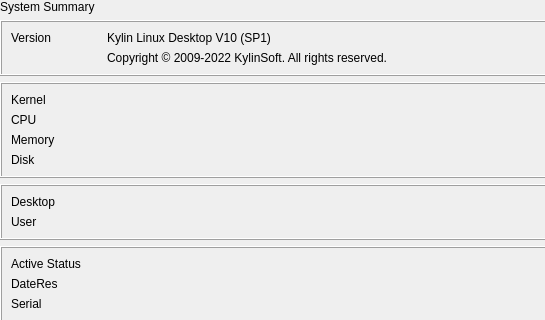
ukui/ukui-control-center, file plugins/messages-task/about/about.ui: the form before one commit; both pictures show x 0 to 545 and y 0 to 320 of the 800 by 710 pixel window.
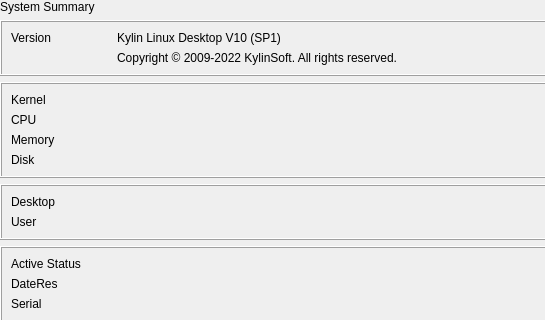
The form after the commit. Custom widgets are drawn as their Qt base class.

Commit message:
fix(NR): NR
Description: NR

Log: 去掉银河麒麟字样

The edit to the form file:
```diff
--- a/plugins/messages-task/about/about.ui
+++ b/plugins/messages-task/about/about.ui
@@ -124,13 +124,13 @@
                  </property>
                  <property name="minimumSize">
                   <size>
-                   <width>90</width>
+                   <width>100</width>
                    <height>0</height>
                   </size>
                  </property>
                  <property name="maximumSize">
                   <size>
-                   <width>90</width>
+                   <width>100</width>
                    <height>16777215</height>
                   </size>
                  </property>
@@ -160,13 +160,13 @@
                  </property>
                  <property name="minimumSize">
                   <size>
-                   <width>90</width>
+                   <width>100</width>
                    <height>0</height>
                   </size>
                  </property>
                  <property name="maximumSize">
                   <size>
-                   <width>90</width>
+                   <width>100</width>
                    <height>16777215</height>
                   </size>
                  </property>
```
The commit also changes 1 other file.
